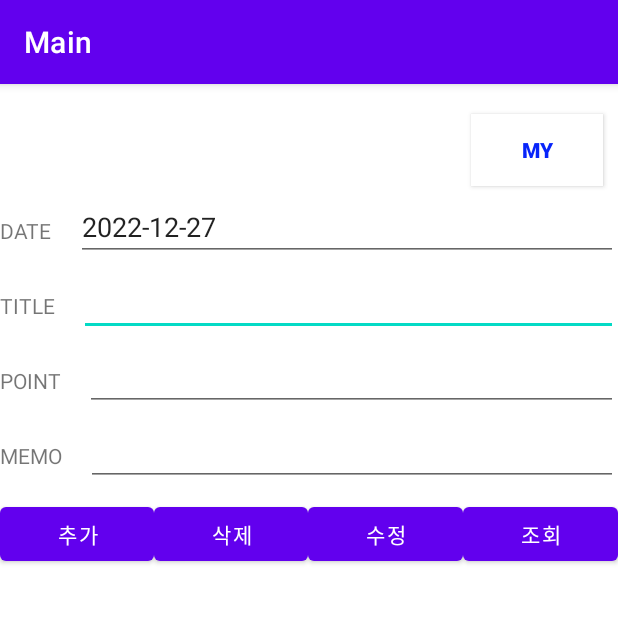
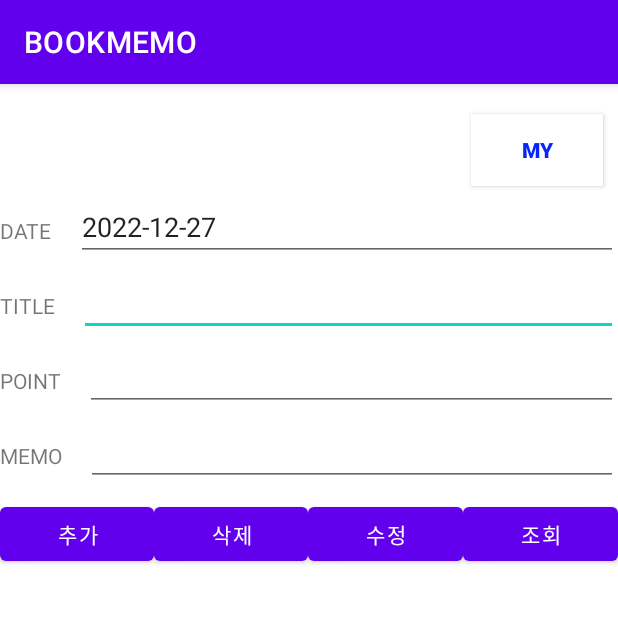
Before and after one commit to ozbl-y/CTOY-PRO, an Android app: the MainActivity screen opened directly, with no data from a screen before it, on a phone screen of 412 x 824 dp, the top half of it. Run offline under Robolectric (Android 15) with nearby library versions, the phone set to English and light mode, and no system bars.

Commit message:
[최종]

```diff
--- a/app/src/main/AndroidManifest.xml
+++ b/app/src/main/AndroidManifest.xml
@@ -21,7 +21,7 @@
             </intent-filter>
         </activity>
        <!-- <activity android:name=".Login" android:label="Login"/>-->
-        <activity android:name=".MainActivity" android:label="Main"/>
+        <activity android:name=".MainActivity" android:label="BOOKMEMO"/>
         <activity android:name=".SignUp" android:label="SignUp"/>
         <activity android:name=".My" android:label="MY"/>
 
--- a/app/src/main/java/edu/swu/bookdiary/Login.java
+++ b/app/src/main/java/edu/swu/bookdiary/Login.java
@@ -77,9 +77,10 @@ public class Login extends AppCompatActivity {
                     toast.show();
                     //인텐트 생성 및 호출
                     Intent intent = new Intent(getApplicationContext(),MainActivity.class); //메인화면으로
+                    intent.putExtra("id", id); //id값 보내줌
                     startActivity(intent);
                     finish();
-                    //intent.putExtra("id", id); //id값 보내줌
+
                 }
                 cursor.close();
             }
--- a/app/src/main/java/edu/swu/bookdiary/MainActivity.java
+++ b/app/src/main/java/edu/swu/bookdiary/MainActivity.java
@@ -25,7 +25,7 @@ import java.util.Date;
 
 public class MainActivity extends AppCompatActivity {
 
-    TextView my, nickname;
+    TextView my, userID;
 
     @Override
     protected void onCreate(Bundle savedInstanceState) {
@@ -33,7 +33,7 @@ public class MainActivity extends AppCompatActivity {
         setContentView(R.layout.activity_main);
 
         final DBHelper dbHelper = new DBHelper(getApplicationContext(),
-                "DEMO_SQLITE.db", null, 1);
+                "DEMO_SQLITE.db", null, 2);
 
         // 테이블에 있는 모든 데이터 출력
         final TextView result = (TextView) findViewById(R.id.result); // 결과
@@ -42,17 +42,13 @@ public class MainActivity extends AppCompatActivity {
         final EditText etPoint = (EditText) findViewById(R.id.point); // 입력
         final EditText etMemo = (EditText) findViewById(R.id.memo); // 입력
 
-        Button select = (Button) findViewById(R.id.select);
-
         my = findViewById(R.id.my);
-        nickname = findViewById(R.id.my2);
-
+        //userID = findViewById(R.id.my2);
         my.setOnClickListener(v -> {
-            //Intent intent = getIntent(); // login에서 id값 받아옴
-            //String userID = intent.getStringExtra("id");
-            //nickname.setText(userID);
+            /*Intent user = getIntent(); // login에서 id값 받아옴
+            String userID = user.getStringExtra("id");
+            my.setText(userID);*/
             Intent intent = new Intent(this, My.class);
-            //my.putExtra("id", id); //id값 보내줌
             startActivity(intent);
         });
 
@@ -61,6 +57,7 @@ public class MainActivity extends AppCompatActivity {
         // 출력될 포맷 설정
         SimpleDateFormat simpleDateFormat = new SimpleDateFormat("yyyy-MM-dd");
         etDate.setText(simpleDateFormat.format(date));
+        Button select = (Button) findViewById(R.id.select);
 
 
         // 데이터 추가
@@ -68,11 +65,12 @@ public class MainActivity extends AppCompatActivity {
         insert.setOnClickListener(new View.OnClickListener() {
             @Override
             public void onClick(View v) {
-                String  bookname = etTitle.getText().toString();
+                //String  date = etDate.getText().toString();
+                String  bookname  = etTitle.getText().toString();
                 String  point = etPoint.getText().toString();
-                String  memo = etMemo.getText().toString();
+                String  memo =  etMemo.getText().toString();
 
-                //입력값 누락된거 없는지 확인
+                //입력값이 누락된게 없는지 확인
                 if(bookname.length() == 0 || point.length() == 0 || memo.length() == 0 ) {
                     Toast.makeText( getApplicationContext(), "모든 데이터를 입력하세요.",
                             Toast.LENGTH_SHORT).show();
@@ -82,16 +80,16 @@ public class MainActivity extends AppCompatActivity {
                     dbHelper.insert(bookname, point, memo);
                     result.setText(dbHelper.getResult());
                     Toast.makeText(getApplicationContext(), "데이터 생성",
+
                             Toast.LENGTH_SHORT).show();
-
                     etTitle.setText(null);
                     etPoint.setText(null);
                     etMemo.setText(null);
+                    select.callOnClick();
                 }
             }
         });
 
-        // 데이터 수정
         Button update = (Button) findViewById(R.id.update);
         update.setOnClickListener(new View.OnClickListener() {
             @Override
@@ -103,34 +101,36 @@ public class MainActivity extends AppCompatActivity {
                 result.setText(dbHelper.getResult());
                 Toast.makeText(getApplicationContext(), "데이터 수정",
                         Toast.LENGTH_SHORT).show();
+
                 select.callOnClick();
+
             }
         });
 
-        // 데이터 삭제
         Button delete = (Button) findViewById(R.id.delete);
         delete.setOnClickListener(new View.OnClickListener() {
             @Override
             public void onClick(View v) {
                 String bookname = etTitle.getText().toString();
+
                 dbHelper.delete(bookname);
                 result.setText(dbHelper.getResult());
                 Toast.makeText(getApplicationContext(), "데이터 삭제",
                         Toast.LENGTH_SHORT).show();
+
                 select.callOnClick();
+
             }
         });
 
-        // 데이터 조회
         select.setOnClickListener(new View.OnClickListener() {
             @Override
             public void onClick(View v) {
                 result.setText(dbHelper.getResult());
                 Toast.makeText(getApplicationContext(), "데이터 조회",
                         Toast.LENGTH_SHORT).show();
+
             }
         });
-
     }
-
 }
--- a/app/src/main/res/layout/activity_login.xml
+++ b/app/src/main/res/layout/activity_login.xml
@@ -59,7 +59,7 @@
         android:layout_height="wrap_content"
         android:layout_below="@id/btnLogin"
         android:layout_centerHorizontal="true"
-        android:layout_marginTop="130dp"
+        android:layout_marginTop="30dp"
         android:background="@color/white"
         android:text="회원가입"
         android:textColor="#0724fa"
--- a/app/src/main/res/layout/activity_main.xml
+++ b/app/src/main/res/layout/activity_main.xml
@@ -15,7 +15,7 @@
         android:layout_marginTop="20dp"
         android:layout_marginRight="10dp"
         android:background="@color/white"
-        android:text="MY"
+        android:text = "MY"
         android:textColor="#0724fa"
         android:textStyle="bold" />
 
@@ -155,7 +155,7 @@
     <ScrollView
         android:layout_width="match_parent"
         android:layout_height="match_parent"
-        android:layout_below="@+id/linear3"
+        android:layout_below="@+id/linear4"
         android:layout_marginTop="10dp">
 
         <TextView
--- a/app/src/main/res/layout/my.xml
+++ b/app/src/main/res/layout/my.xml
@@ -33,7 +33,7 @@
         android:textSize="20dp"
         android:textStyle="bold" />
 
-    <TextView
+    <!--<TextView
         android:id="@+id/nickname"
         android:layout_width="match_parent"
         android:layout_height="wrap_content"
@@ -43,14 +43,14 @@
         android:gravity="center"
         android:textColor="#0724fa"
         android:textSize="20dp"
-        android:textStyle="bold" />
+        android:textStyle="bold" />-->
 
     <androidx.appcompat.widget.AppCompatButton
         android:id="@+id/logout"
         android:layout_width="wrap_content"
         android:layout_height="wrap_content"
-        android:layout_below="@id/nickname"
         android:layout_centerHorizontal="true"
+        android:layout_below="@id/my"
         android:layout_marginTop="10dp"
         android:background="@color/white"
         android:text="LOGOUT"
```
Also changed, not shown: app/src/main/java/edu/swu/bookdiary/DBHelper.java (+5 -9 lines).
